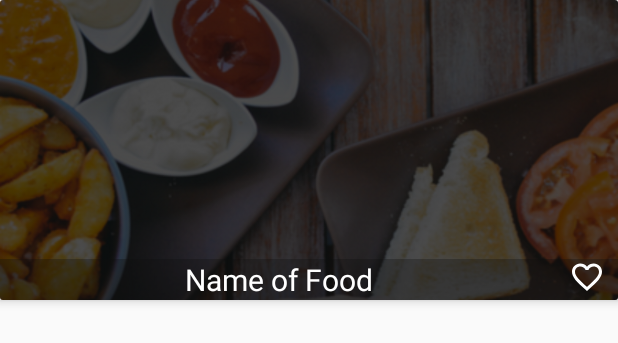
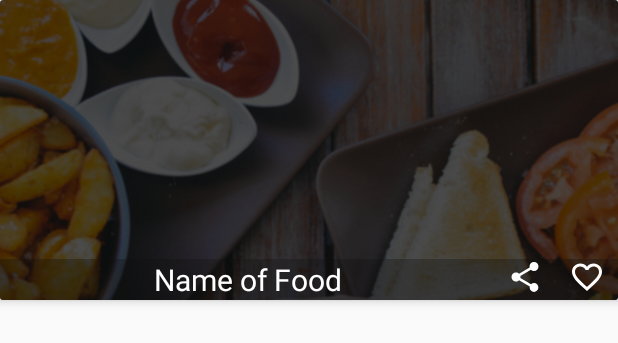
Before and after one commit to ThuyPhuongNguyen2612/OrderFood, an Android app: the layout food_item.xml on its own in the app's theme, with its tools: preview values and no code run, on a phone screen of 412 x 824 dp. Shown: the top 343 px of the screen. Run offline under Robolectric (Android 15) with nearby library versions, the phone set to English and light mode, and no system bars.

Commit message:
Part 26: Share to Facebook (completed)

```diff
--- a/app/src/main/java/com/finaltest/orderfood/Home.java
+++ b/app/src/main/java/com/finaltest/orderfood/Home.java
@@ -8,6 +8,7 @@ import androidx.appcompat.app.AppCompatActivity;
 import androidx.appcompat.widget.Toolbar;
 import androidx.core.view.GravityCompat;
 import androidx.drawerlayout.widget.DrawerLayout;
+import androidx.recyclerview.widget.GridLayoutManager;
 import androidx.recyclerview.widget.LinearLayoutManager;
 import androidx.recyclerview.widget.RecyclerView;
 
@@ -99,8 +100,9 @@ public class Home extends AppCompatActivity implements NavigationView.OnNavigati
         //Load menu
         recycler_menu = (RecyclerView) findViewById(R.id.recycler_menu);
         recycler_menu.setHasFixedSize(true);
-        layoutManager = new LinearLayoutManager(this);
-        recycler_menu.setLayoutManager(layoutManager);
+//        layoutManager = new LinearLayoutManager(this);
+//        recycler_menu.setLayoutManager(layoutManager);
+        recycler_menu.setLayoutManager(new GridLayoutManager(this,2));
 
         if (Common.isConnectedToInternet(this)) {
             loadMenu();
--- a/app/src/main/java/com/finaltest/orderfood/ViewHolder/FoodViewHolder.java
+++ b/app/src/main/java/com/finaltest/orderfood/ViewHolder/FoodViewHolder.java
@@ -13,7 +13,7 @@ import com.finaltest.orderfood.R;
 public class FoodViewHolder extends RecyclerView.ViewHolder implements View.OnClickListener {
 
     public TextView food_name;
-    public ImageView food_image, fav_image;
+    public ImageView food_image, fav_image,share_image;
 
     private ItemClickListener itemClickListener;
 
@@ -27,6 +27,7 @@ public class FoodViewHolder extends RecyclerView.ViewHolder implements View.OnCl
         food_name = (TextView) itemView.findViewById(R.id.food_name);
         food_image = (ImageView) itemView.findViewById(R.id.food_image);
         fav_image = (ImageView) itemView.findViewById(R.id.fav);
+        share_image = (ImageView) itemView.findViewById(R.id.btnShare);
 
         itemView.setOnClickListener(this);
     }
--- a/app/src/main/res/layout/food_item.xml
+++ b/app/src/main/res/layout/food_item.xml
@@ -33,7 +33,15 @@
                 android:textSize="20sp"
                 android:gravity="center"
                 android:layout_width="0dp"
-                android:layout_weight="9"
+                android:layout_weight="8"
+                android:layout_height="wrap_content"/>
+
+            <ImageView
+                android:id="@+id/btnShare"
+                android:src="@drawable/ic_baseline_share_24"
+                app:tint="@android:color/white"
+                android:layout_weight="1"
+                android:layout_width="0dp"
                 android:layout_height="wrap_content"/>
 
             <ImageView
--- a/app/src/main/res/values/strings.xml
+++ b/app/src/main/res/values/strings.xml
@@ -16,4 +16,7 @@
     <string name="title_activity_home2">home2</string>
 
     <string name="forgot_pwd"><u>Forgot Password?</u></string>
+
+    <string name="facebook_app_id">451687389344012</string>
+    <string name="facebook_login_protocol_name">fb451687389344012</string>
 </resources>
```
Also changed, not shown: app/build.gradle (+6 -2 lines), app/src/main/AndroidManifest.xml (+10 -0 lines), app/src/main/java/com/finaltest/orderfood/FoodList.java (+52 -0 lines), app/src/main/java/com/finaltest/orderfood/MainActivity.java (+29 -0 lines), app/src/main/res/layout/menu_item.xml (+5 -3 lines).
